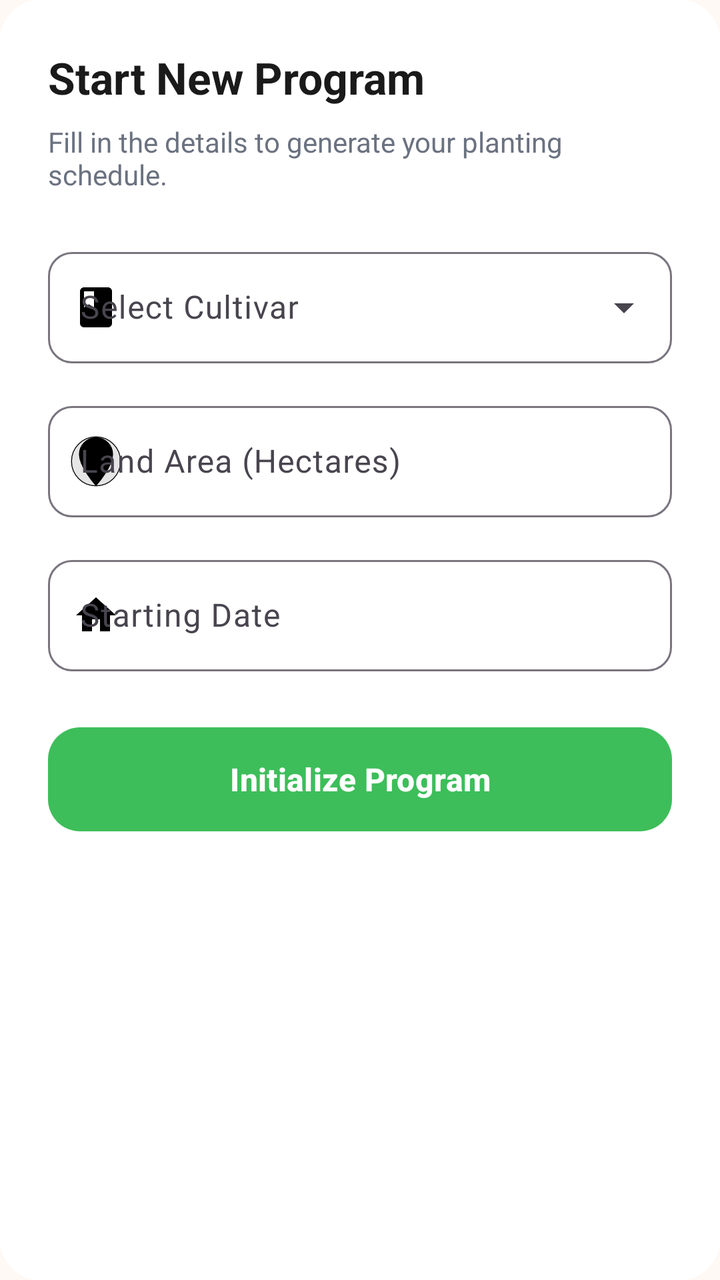
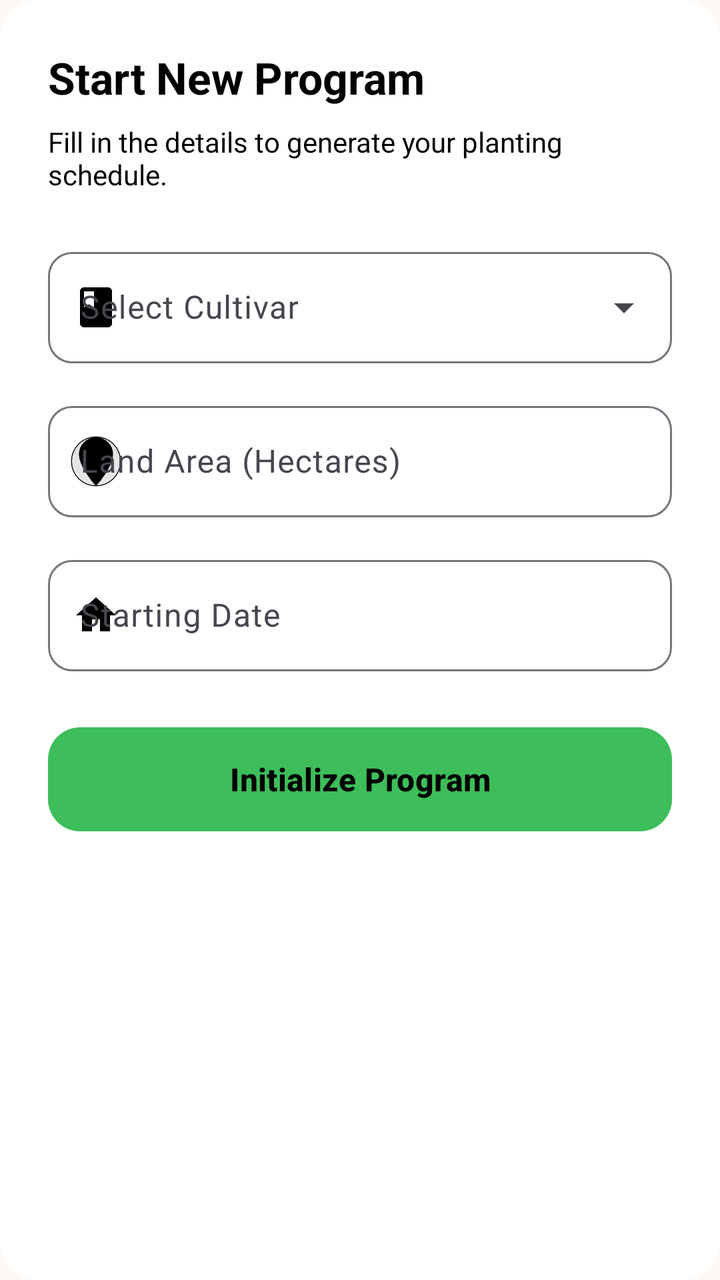

Before-and-after screenshots of an Android layout around one commit, followed by the original layout XML and the change that was made.
<!-- AndroidManifest.xml: application theme Theme.TomatoApp -->
<!-- res/layout/dialog_add_work_program.xml -->
<?xml version="1.0" encoding="utf-8"?>
<ScrollView xmlns:android="http://schemas.android.com/apk/res/android"
    xmlns:app="http://schemas.android.com/apk/res-auto"
    android:layout_width="match_parent"
    android:layout_height="wrap_content"
    android:padding="24dp"
    android:background="@drawable/dialog_background">

    <LinearLayout
        android:layout_width="match_parent"
        android:layout_height="wrap_content"
        android:orientation="vertical">

        <TextView
            android:layout_width="wrap_content"
            android:layout_height="wrap_content"
            android:text="Start New Program"
            android:textColor="@color/text_primary"
            android:textSize="22sp"
            android:textStyle="bold"
            android:layout_marginBottom="8dp" />

        <TextView
            android:layout_width="wrap_content"
            android:layout_height="wrap_content"
            android:text="Fill in the details to generate your planting schedule."
            android:textColor="@color/text_secondary"
            android:textSize="14sp"
            android:layout_marginBottom="24dp" />

        
        <com.google.android.material.textfield.TextInputLayout
            android:id="@+id/cultivarLayout"
            style="@style/Widget.Material3.TextInputLayout.OutlinedBox.ExposedDropdownMenu"
            android:layout_width="match_parent"
            android:layout_height="wrap_content"
            android:layout_marginBottom="16dp"
            android:hint="Select Cultivar"
            app:startIconDrawable="@drawable/ic_book"
            app:startIconTint="@android:color/black"
            app:hintTextColor="@android:color/black"
            app:boxCornerRadiusTopStart="12dp"
            app:boxCornerRadiusTopEnd="12dp"
            app:boxCornerRadiusBottomStart="12dp"
            app:boxCornerRadiusBottomEnd="12dp">

            <AutoCompleteTextView
                android:id="@+id/cultivarSpinner"
                android:layout_width="match_parent"
                android:layout_height="wrap_content"
                android:inputType="none"
                android:popupBackground="@android:color/white"
                android:backgroundTint="@android:color/white"
                android:textColor="@android:color/black"
                android:textColorHint="@android:color/black" />
        </com.google.android.material.textfield.TextInputLayout>

        
        <com.google.android.material.textfield.TextInputLayout
            android:id="@+id/landAreaLayout"
            style="@style/Widget.Material3.TextInputLayout.OutlinedBox"
            android:layout_width="match_parent"
            android:layout_height="wrap_content"
            android:layout_marginBottom="16dp"
            android:hint="Land Area (Hectares)"
            app:startIconDrawable="@drawable/ic_map_pin_area"
            app:startIconTint="@android:color/black"
            app:hintTextColor="@android:color/black"
            app:boxCornerRadiusTopStart="12dp"
            app:boxCornerRadiusTopEnd="12dp"
            app:boxCornerRadiusBottomStart="12dp"
            app:boxCornerRadiusBottomEnd="12dp">

            <com.google.android.material.textfield.TextInputEditText
                android:id="@+id/landAreaInput"
                android:layout_width="match_parent"
                android:layout_height="wrap_content"
                android:inputType="numberDecimal"
                android:textColor="@android:color/black"
                android:textColorHint="@android:color/black" />
        </com.google.android.material.textfield.TextInputLayout>

        
        <com.google.android.material.textfield.TextInputLayout
            android:id="@+id/startDateLayout"
            style="@style/Widget.Material3.TextInputLayout.OutlinedBox"
            android:layout_width="match_parent"
            android:layout_height="wrap_content"
            android:layout_marginBottom="24dp"
            android:hint="Starting Date"
            app:startIconDrawable="@drawable/ic_home"
            app:startIconTint="@android:color/black"
            app:hintTextColor="@android:color/black"
            app:boxCornerRadiusTopStart="12dp"
            app:boxCornerRadiusTopEnd="12dp"
            app:boxCornerRadiusBottomStart="12dp"
            app:boxCornerRadiusBottomEnd="12dp">

            <com.google.android.material.textfield.TextInputEditText
                android:id="@+id/startDateInput"
                android:layout_width="match_parent"
                android:layout_height="wrap_content"
                android:focusable="false"
                android:clickable="true"
                android:cursorVisible="false"
                android:textColor="@android:color/black"
                android:textColorHint="@android:color/black" />
        </com.google.android.material.textfield.TextInputLayout>

        <com.google.android.material.button.MaterialButton
            android:id="@+id/btnSubmit"
            android:layout_width="match_parent"
            android:layout_height="60dp"
            android:text="Initialize Program"
            android:textColor="@android:color/white"
            android:textSize="16sp"
            android:textStyle="bold"
            app:cornerRadius="16dp"
            app:backgroundTint="@color/fresh_green" />

    </LinearLayout>
</ScrollView>
<!-- resources referenced by this layout -->
<resources>
  <color name="fresh_green">#3DBE5A</color>
  <color name="text_primary">#1A1A1A</color>
  <color name="text_secondary">#6B7280</color>
  <!-- drawable dialog_background (drawable) -->
  <?xml version="1.0" encoding="utf-8"?>
  <shape xmlns:android="http://schemas.android.com/apk/res/android"
      android:shape="rectangle">
      <solid android:color="@color/white" />
      <corners android:radius="@dimen/corner_radius_large" />
  </shape>
  <!-- drawable ic_book (drawable) -->
  <?xml version="1.0" encoding="utf-8"?>
  <vector xmlns:android="http://schemas.android.com/apk/res/android"
      android:width="24dp"
      android:height="24dp"
      android:viewportWidth="24"
      android:viewportHeight="24"
      android:tint="?attr/colorControlNormal">
      <path
          android:fillColor="@android:color/white"
          android:pathData="M18,2H6c-1.1,0 -2,0.9 -2,2v16c0,1.1 0.9,2 2,2h12c1.1,0 2,-0.9 2,-2V4C20,2.9 19.1,2 18,2zM6,4h5v8l-2.5,-1.5L6,12V4z"/>
  </vector>
  <!-- drawable ic_home (drawable) -->
  <?xml version="1.0" encoding="utf-8"?>
  <vector xmlns:android="http://schemas.android.com/apk/res/android"
      android:width="24dp"
      android:height="24dp"
      android:viewportWidth="24"
      android:viewportHeight="24"
      android:tint="?attr/colorControlNormal">
      <path
          android:fillColor="@android:color/white"
          android:pathData="M10,20v-6h4v6h5v-8h3L12,3 2,12h3v8z"/>
  </vector>
  <!-- drawable ic_map_pin_area (drawable) -->
  <vector xmlns:android="http://schemas.android.com/apk/res/android"
      android:width="28dp"
      android:height="28dp"
      android:viewportWidth="256"
      android:viewportHeight="256">
      
      <path
          android:fillColor="#1A0A0A0A"
          android:pathData="M128,128m-112,0a112,112 0,1 1,224 0a112,112 0,1 1,-224 0"
          android:strokeWidth="4"
          android:strokeColor="#0A0A0A"/>
      
      <path
          android:fillColor="#0A0A0A"
          android:pathData="M128,24A72,72 0,0 0,56 96c0,56 72,136 72,136s72,-80 72,-136A72,72 0,0 0,128 24z"
          android:strokeWidth="12"
          android:strokeColor="#0A0A0A"
          android:strokeLineCap="round"
          android:strokeLineJoin="round"/>
      
      <path
          android:fillColor="#FFFFFF"
          android:pathData="M128,96m-24,0a24,24 0,1 1,48 0a24,24 0,1 1,-48 0"/>
  </vector>
  <style name="Theme.TomatoApp" parent="Base.Theme.TomatoApp" />
  <color name="white">#FFFFFFFF</color>
  <dimen name="corner_radius_large">20dp</dimen>
  <style name="Base.Theme.TomatoApp" parent="Theme.Material3.DayNight.NoActionBar">
          
          <item name="colorPrimary">@color/tomato_red</item>
          <item name="colorOnPrimary">@color/white</item>
          <item name="colorSecondary">@color/fresh_green</item>
          <item name="colorOnSecondary">@color/white</item>
          <item name="colorSurface">@color/surface</item>
          <item name="colorOnSurface">@color/text_primary</item>
          <item name="colorError">@color/error</item>
          <item name="android:windowBackground">@color/bg_light_gray</item>
      </style>
  <color name="tomato_red">#D93025</color>
  <color name="surface">#FFFFFF</color>
  <color name="error">#D93025</color>
  <color name="bg_light_gray">#FFF9F5</color>
</resources>

<!-- the commit's change to res/layout/dialog_add_work_program.xml (unified diff, before → after) -->
@@ -15,7 +15,7 @@
             android:layout_width="wrap_content"
             android:layout_height="wrap_content"
             android:text="Start New Program"
-            android:textColor="@color/text_primary"
+            android:textColor="@android:color/black"
             android:textSize="22sp"
             android:textStyle="bold"
             android:layout_marginBottom="8dp" />
@@ -24,7 +24,7 @@
             android:layout_width="wrap_content"
             android:layout_height="wrap_content"
             android:text="Fill in the details to generate your planting schedule."
-            android:textColor="@color/text_secondary"
+            android:textColor="@android:color/black"
             android:textSize="14sp"
             android:layout_marginBottom="24dp" />
 
@@ -112,7 +112,7 @@
             android:layout_width="match_parent"
             android:layout_height="60dp"
             android:text="Initialize Program"
-            android:textColor="@android:color/white"
+            android:textColor="@android:color/black"
             android:textSize="16sp"
             android:textStyle="bold"
             app:cornerRadius="16dp"
<!-- resource entries referenced after the edit -->
@@ -2,7 +2,6 @@
 <resources>
   <color name="fresh_green">#3DBE5A</color>
   <color name="text_primary">#1A1A1A</color>
-  <color name="text_secondary">#6B7280</color>
   <!-- drawable dialog_background (drawable) -->
   <?xml version="1.0" encoding="utf-8"?>
   <shape xmlns:android="http://schemas.android.com/apk/res/android"
